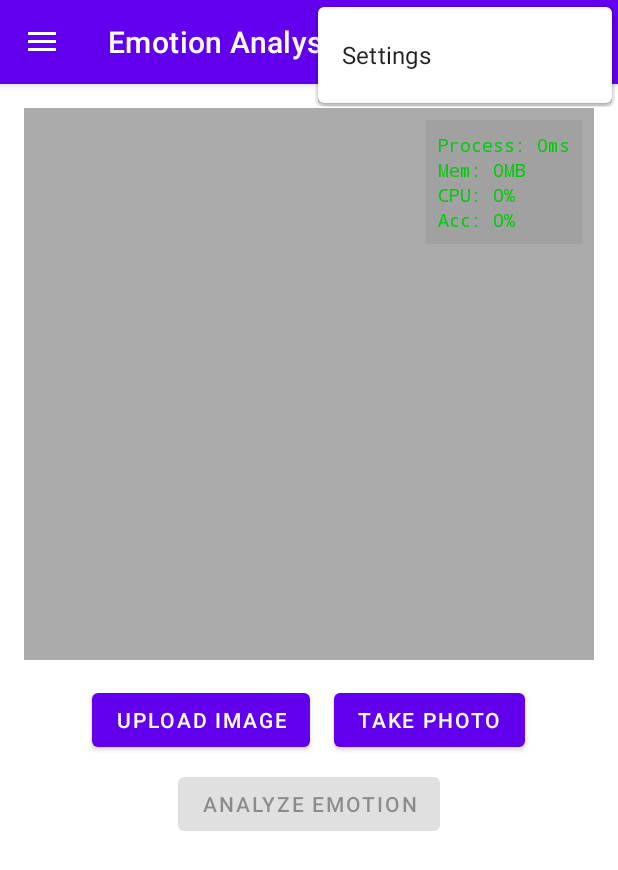
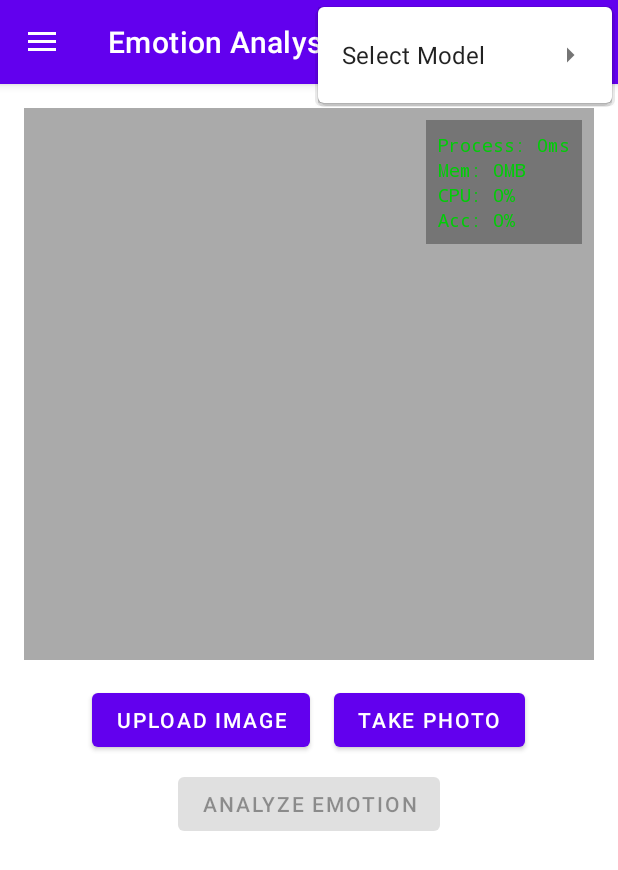
Before and after one commit to Ngapa/Facial-Expression-Recognition, an Android app: the screen it shows after launch (MainActivity), with the options menu open, on a phone screen of 412 x 824 dp. Shown: the top 870 px of the screen. Run offline under Robolectric (Android 15) with nearby library versions, the phone set to English and light mode, and no system bars; our stand-ins replace navigation-ui; libraries missing offline, so code that uses them is left out: com.google.mlkit.vision, org.opencv.android, org.opencv.core, org.opencv.imgproc, org.tensorflow.lite; network calls fail; 4 statements that could not run were skipped.

Commit message:
Fix feature and add function to change model

```diff
--- a/fren/app/src/main/java/com/gtek/fren/MainActivity.java
+++ b/fren/app/src/main/java/com/gtek/fren/MainActivity.java
@@ -1,7 +1,10 @@
 package com.gtek.fren;
 
 import android.os.Bundle;
+import android.util.Log;
 import android.view.Menu;
+import android.view.MenuItem;
+import android.widget.Toast;
 
 import com.google.android.material.navigation.NavigationView;
 
@@ -13,10 +16,15 @@ import androidx.drawerlayout.widget.DrawerLayout;
 import androidx.appcompat.app.AppCompatActivity;
 
 import com.gtek.fren.databinding.ActivityMainBinding;
+import com.gtek.fren.ui.helper.EmotionBenchmark;
+import com.gtek.fren.ui.helper.EmotionClassifier;
+
+import java.io.IOException;
 
 public class MainActivity extends AppCompatActivity {
-
     private AppBarConfiguration mAppBarConfiguration;
+    private EmotionClassifier emotionClassifier;
+    private EmotionBenchmark emotionBenchmark;
 
     @Override
     protected void onCreate(Bundle savedInstanceState) {
@@ -29,6 +37,10 @@ public class MainActivity extends AppCompatActivity {
 
         DrawerLayout drawer = binding.drawerLayout;
         NavigationView navigationView = binding.navView;
+
+        // Inisialisasi EmotionClassifier
+        emotionClassifier = new EmotionClassifier(this);
+        emotionBenchmark = new EmotionBenchmark();
 
         mAppBarConfiguration = new AppBarConfiguration.Builder(
                 R.id.nav_emotion_analysis, R.id.nav_about, R.id.nav_about_emotion, R.id.nav_privacy_policy)
@@ -46,6 +58,59 @@ public class MainActivity extends AppCompatActivity {
     }
 
     @Override
+    public boolean onOptionsItemSelected(MenuItem item) {
+        int id = item.getItemId();
+
+        if (id == R.id.model_cnnresnet || id == R.id.model_kanresnet) {
+            try {
+                if (id == R.id.model_cnnresnet) {
+                    emotionClassifier.switchModel(EmotionClassifier.MODEL_CNN_RESNET);
+                } else {
+                    emotionClassifier.switchModel(EmotionClassifier.MODEL_KAN_RESNET);
+                }
+
+                item.setChecked(true);
+
+                String modelName = (id == R.id.model_cnnresnet) ? "CNN ResEmoteNet" : "KAN ResEmoteNet";
+                Toast.makeText(this, "Switched to " + modelName, Toast.LENGTH_SHORT).show();
+
+                invalidateOptionsMenu();
+
+                if (emotionBenchmark != null) {
+                    emotionBenchmark.reset();
+                }
+
+                //TODO
+                //Clear resultList when uploading a new image
+
+                return true;
+            } catch (IOException e) {
+                Log.e("MainActivity", "Error switching model: " + e.getMessage());
+                Toast.makeText(this, "Error switching model", Toast.LENGTH_SHORT).show();
+            }
+        }
+
+        return super.onOptionsItemSelected(item);
+    }
+
+    @Override
+    public boolean onPrepareOptionsMenu(Menu menu) {
+        MenuItem selectModelItem = menu.findItem(R.id.action_select_model);
+        if (selectModelItem != null && selectModelItem.hasSubMenu()) {
+            Menu subMenu = selectModelItem.getSubMenu();
+            for (int i = 0; i < subMenu.size(); i++) {
+                MenuItem subMenuItem = subMenu.getItem(i);
+                if (subMenuItem.getItemId() == R.id.model_cnnresnet) {
+                    subMenuItem.setChecked(emotionClassifier.getCurrentModel().equals(EmotionClassifier.MODEL_CNN_RESNET));
+                } else if (subMenuItem.getItemId() == R.id.model_kanresnet) {
+                    subMenuItem.setChecked(emotionClassifier.getCurrentModel().equals(EmotionClassifier.MODEL_KAN_RESNET));
+                }
+            }
+        }
+        return super.onPrepareOptionsMenu(menu);
+    }
+
+    @Override
     public boolean onSupportNavigateUp() {
         NavController navController = Navigation.findNavController(this, R.id.nav_host_fragment_content_main);
         return NavigationUI.navigateUp(navController, mAppBarConfiguration)
--- a/fren/app/src/main/java/com/gtek/fren/ui/emotionanalysis/EmotionAnalysisFragment.java
+++ b/fren/app/src/main/java/com/gtek/fren/ui/emotionanalysis/EmotionAnalysisFragment.java
@@ -65,6 +65,7 @@ public class EmotionAnalysisFragment extends Fragment {
     private Uri photoUri;
     private static final String TAG = "EmotionAnalysis";
     private Handler benchmarkHandler;
+    EmotionBenchmark emotionBenchmark;
 
 
     private EmotionAdapter emotionAdapter;
@@ -110,6 +111,7 @@ public class EmotionAnalysisFragment extends Fragment {
     public void onCreate(@Nullable Bundle savedInstanceState) {
         super.onCreate(savedInstanceState);
         emotionAdapter = new EmotionAdapter();
+        emotionBenchmark = new EmotionBenchmark();
     }
 
 
@@ -138,6 +140,13 @@ public class EmotionAnalysisFragment extends Fragment {
         binding.uploadButton.setOnClickListener(v -> {
             Intent intent = new Intent(Intent.ACTION_PICK, MediaStore.Images.Media.EXTERNAL_CONTENT_URI);
             imagePickerLauncher.launch(intent);
+
+            if (emotionBenchmark != null) {
+                emotionBenchmark.reset();
+            }
+
+            //TODO
+            //Clear resultList when uploading a new image
         });
 
         binding.cameraButton.setOnClickListener(v -> checkCameraPermission());
--- a/fren/app/src/main/java/com/gtek/fren/ui/helper/EmotionBenchmark.java
+++ b/fren/app/src/main/java/com/gtek/fren/ui/helper/EmotionBenchmark.java
@@ -107,7 +107,7 @@ public class EmotionBenchmark {
                 avgProcessingTime,
                 stdDevProcessingTime,
                 frameCount,
-                cpuUsage * 100,
+                cpuUsage,
                 avgMemoryUsage,
                 peakMemoryUsage / (1024.0 * 1024.0),
                 accuracy,
--- a/fren/app/src/main/java/com/gtek/fren/ui/helper/EmotionClassifier.java
+++ b/fren/app/src/main/java/com/gtek/fren/ui/helper/EmotionClassifier.java
@@ -23,11 +23,13 @@ import java.util.Locale;
 public class EmotionClassifier {
 
     private static final String TAG = "EmotionClassifier";
-    private static final String MODEL_NAME = "cnnresnet.tflite";
+    public static final String MODEL_CNN_RESNET = "cnnresnet.tflite";
+    public static final String MODEL_KAN_RESNET = "kanresnet.tflite";
+    private static String currentModel = MODEL_CNN_RESNET;
     private static final String[] EMOTION_CLASSES = {
             "angry", "disgust", "fear", "happy", "neutral", "sad", "surprise"
     };
-    private final Interpreter interpreter;
+    private Interpreter interpreter;
     private static Context context;
 
     static {
@@ -49,13 +51,42 @@ public class EmotionClassifier {
         }
 
         try {
-            String modelPath = assetFilePath(context, MODEL_NAME);
+            // Load model default (CNN ResNet)
+            loadModel(MODEL_CNN_RESNET);
+        } catch (IOException e) {
+            Log.e(TAG, "Error loading model: " + e.getMessage());
+            throw new RuntimeException("Failed to load TFLite model", e);
+        }
+    }
+
+    // Method untuk mengganti model
+    public void switchModel(String modelName) throws IOException {
+        if (!modelName.equals(currentModel)) {
+            loadModel(modelName);
+        }
+    }
+
+    // Method untuk mendapatkan nama model saat ini
+    public String getCurrentModel() {
+        return currentModel;
+    }
+
+    // Method untuk loading model
+    private void loadModel(String modelName) throws IOException {
+        String modelPath = assetFilePath(context, modelName);
         if (modelPath != null) {
             File modelFile = new File(modelPath);
             Interpreter.Options options = new Interpreter.Options();
+
+            // Tutup interpreter yang ada jika sudah ada
+            if (interpreter != null) {
+                interpreter.close();
+            }
+
             interpreter = new Interpreter(modelFile, options);
 
             Log.d(TAG, "Model loaded successfully");
+            Log.d(TAG, "Model name: " + modelName);
             Log.d(TAG, "Model path: " + modelPath);
             Log.d(TAG, "Model file exists: " + modelFile.exists());
             Log.d(TAG, "Model file size: " + modelFile.length() + " bytes");
@@ -66,12 +97,9 @@ public class EmotionClassifier {
             interpreter.run(dummyInput, dummyOutput);
 
             Log.d(TAG, "Model verification successful");
+            currentModel = modelName;
         } else {
             throw new RuntimeException("Error loading model file from assets");
-            }
-        } catch (IOException e) {
-            Log.e(TAG, "Error loading model: " + e.getMessage());
-            throw new RuntimeException("Failed to load TFLite model", e);
         }
     }
 
--- a/fren/app/src/main/res/layout/fragment_about.xml
+++ b/fren/app/src/main/res/layout/fragment_about.xml
@@ -23,8 +23,10 @@
         android:id="@+id/text_about"
         android:layout_width="match_parent"
         android:layout_height="wrap_content"
-        android:layout_margin="16dp"
-        android:textAlignment="center"
+        android:layout_marginStart="16dp"
+        android:layout_marginTop="50dp"
+        android:layout_marginEnd="16dp"
+        android:justificationMode="inter_word"
         android:textSize="18sp"
         app:layout_constraintTop_toBottomOf="@id/text_title"
         app:layout_constraintStart_toStartOf="parent"
--- a/fren/app/src/main/res/layout/fragment_emotion_analysis.xml
+++ b/fren/app/src/main/res/layout/fragment_emotion_analysis.xml
@@ -25,48 +25,48 @@
         android:id="@+id/benchmarkOverlay"
         android:layout_width="wrap_content"
         android:layout_height="wrap_content"
+        android:layout_margin="8dp"
+        android:background="#50000000"
         android:orientation="vertical"
         android:padding="8dp"
-        android:background="#0D000000"
-        android:layout_margin="8dp"
-        app:layout_constraintTop_toTopOf="@id/imagePreview"
-        app:layout_constraintEnd_toEndOf="@id/imagePreview">
+        app:layout_constraintEnd_toEndOf="@id/imagePreview"
+        app:layout_constraintTop_toTopOf="@id/imagePreview">
 
         <TextView
             android:id="@+id/processingTimeText"
             android:layout_width="wrap_content"
             android:layout_height="wrap_content"
-            android:textSize="12sp"
             android:fontFamily="monospace"
+            android:text="Process: 0ms"
             android:textColor="#00CD07"
-            android:text="Process: 0ms"/>
+            android:textSize="12sp" />
 
         <TextView
             android:id="@+id/memoryUsageText"
             android:layout_width="wrap_content"
             android:layout_height="wrap_content"
-            android:textSize="12sp"
             android:fontFamily="monospace"
+            android:text="Mem: 0MB"
             android:textColor="#00CD07"
-            android:text="Mem: 0MB"/>
+            android:textSize="12sp" />
 
         <TextView
             android:id="@+id/cpuUsageText"
             android:layout_width="wrap_content"
             android:layout_height="wrap_content"
-            android:textSize="12sp"
             android:fontFamily="monospace"
+            android:text="CPU: 0%"
             android:textColor="#00CD07"
-            android:text="CPU: 0%"/>
+            android:textSize="12sp" />
 
         <TextView
             android:id="@+id/accuracyText"
             android:layout_width="wrap_content"
             android:layout_height="wrap_content"
-            android:textSize="12sp"
             android:fontFamily="monospace"
+            android:text="Acc: 0%"
             android:textColor="#00CD07"
-            android:text="Acc: 0%"/>
+            android:textSize="12sp" />
     </LinearLayout>
 
     <!-- Button Layout -->
--- a/fren/app/src/main/res/layout/fragment_privacy_policy.xml
+++ b/fren/app/src/main/res/layout/fragment_privacy_policy.xml
@@ -23,8 +23,10 @@
         android:id="@+id/text_privacy_policy"
         android:layout_width="match_parent"
         android:layout_height="wrap_content"
-        android:layout_margin="16dp"
-        android:textAlignment="center"
+        android:layout_marginStart="16dp"
+        android:layout_marginTop="50dp"
+        android:layout_marginEnd="16dp"
+        android:justificationMode="inter_word"
         android:textSize="18sp"
         app:layout_constraintTop_toBottomOf="@id/text_title"
         app:layout_constraintStart_toStartOf="parent"
--- a/fren/app/src/main/res/menu/main.xml
+++ b/fren/app/src/main/res/menu/main.xml
@@ -2,8 +2,20 @@
 <menu xmlns:android="http://schemas.android.com/apk/res/android"
     xmlns:app="http://schemas.android.com/apk/res-auto">
     <item
-        android:id="@+id/action_settings"
+        android:id="@+id/action_select_model"
         android:orderInCategory="100"
-        android:title="@string/action_settings"
-        app:showAsAction="never" />
+        android:title="Select Model"
+        app:showAsAction="never">
+        <menu>
+            <group android:checkableBehavior="single">
+                <item
+                    android:id="@+id/model_cnnresnet"
+                    android:title="CNN ResEmoteNet"
+                    android:checked="true"/>
+                <item
+                    android:id="@+id/model_kanresnet"
+                    android:title="KAN ResEmoteNet"/>
+            </group>
+        </menu>
+    </item>
 </menu>
```
Also changed, not shown: fren/app/src/main/res/layout/fragment_about_emotion.xml (+8 -6 lines). Lines whose indentation alone changed are shown as unchanged.
